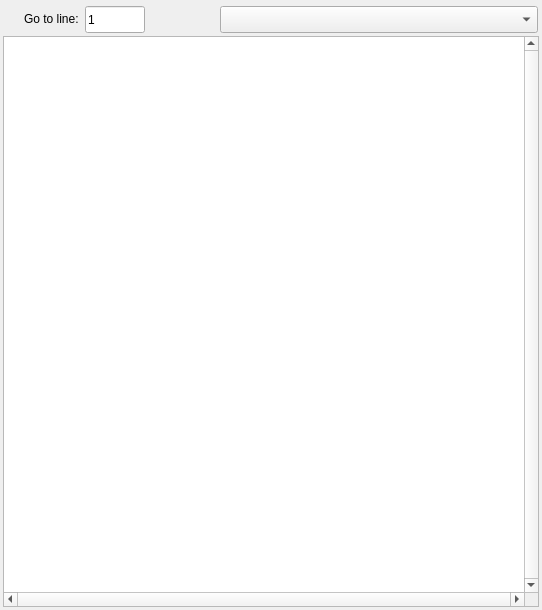
jonklein/breve, file Qt/brqtEditorWindow.ui: the form before one commit.
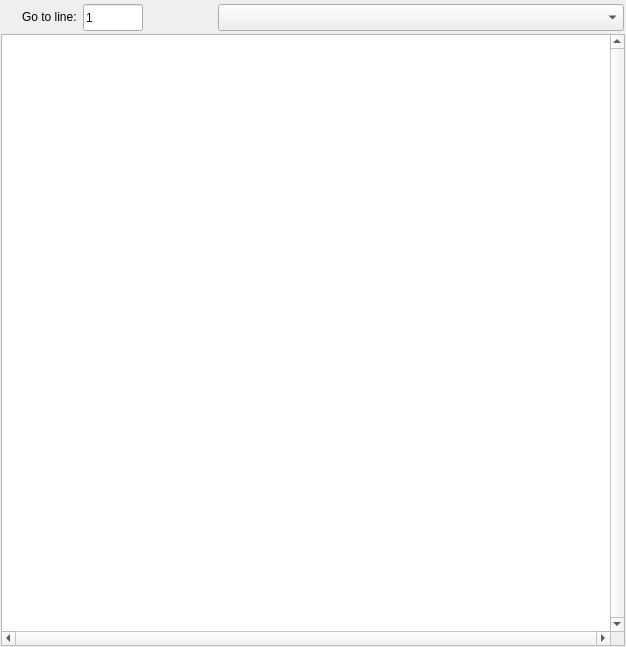
The form after the commit. Custom widgets are drawn as their Qt base class.

```diff
--- a/Qt/brqtEditorWindow.ui
+++ b/Qt/brqtEditorWindow.ui
@@ -8,8 +8,8 @@
    <rect>
     <x>0</x>
     <y>0</y>
-    <width>542</width>
-    <height>610</height>
+    <width>626</width>
+    <height>647</height>
    </rect>
   </property>
   <property name="sizePolicy" >
@@ -31,7 +31,7 @@
   </property>
   <layout class="QVBoxLayout" >
    <property name="margin" >
-    <number>3</number>
+    <number>1</number>
    </property>
    <property name="spacing" >
     <number>2</number>
```
Left out of the diff: 2 changed lines with no effect on the pictures.
